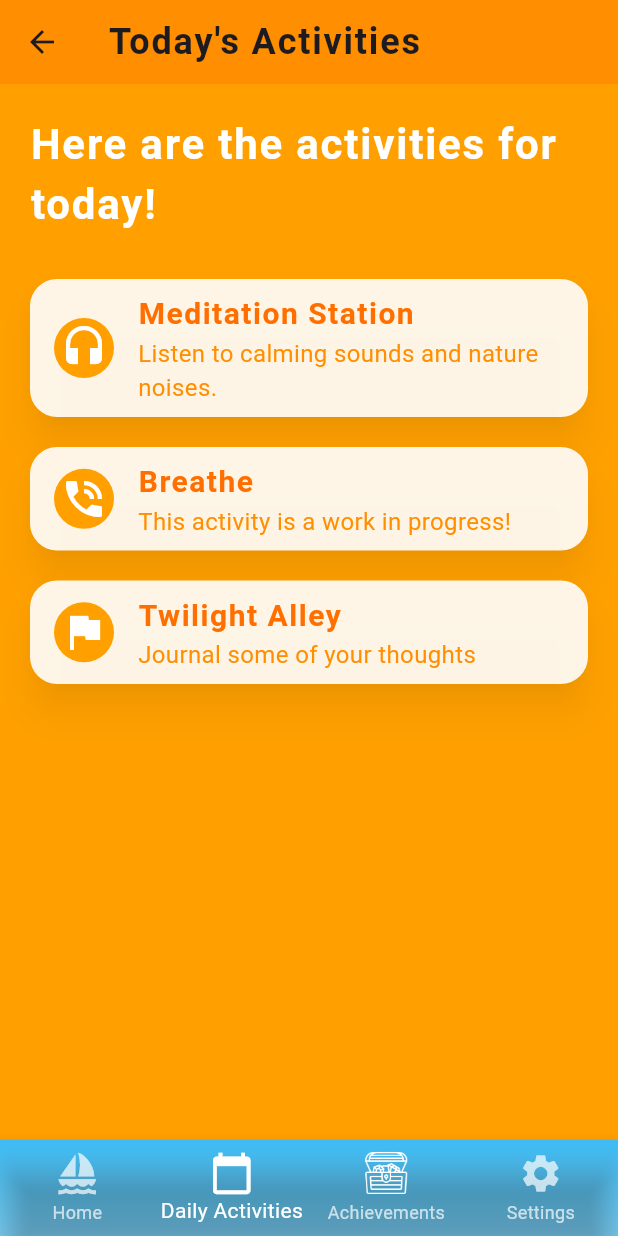
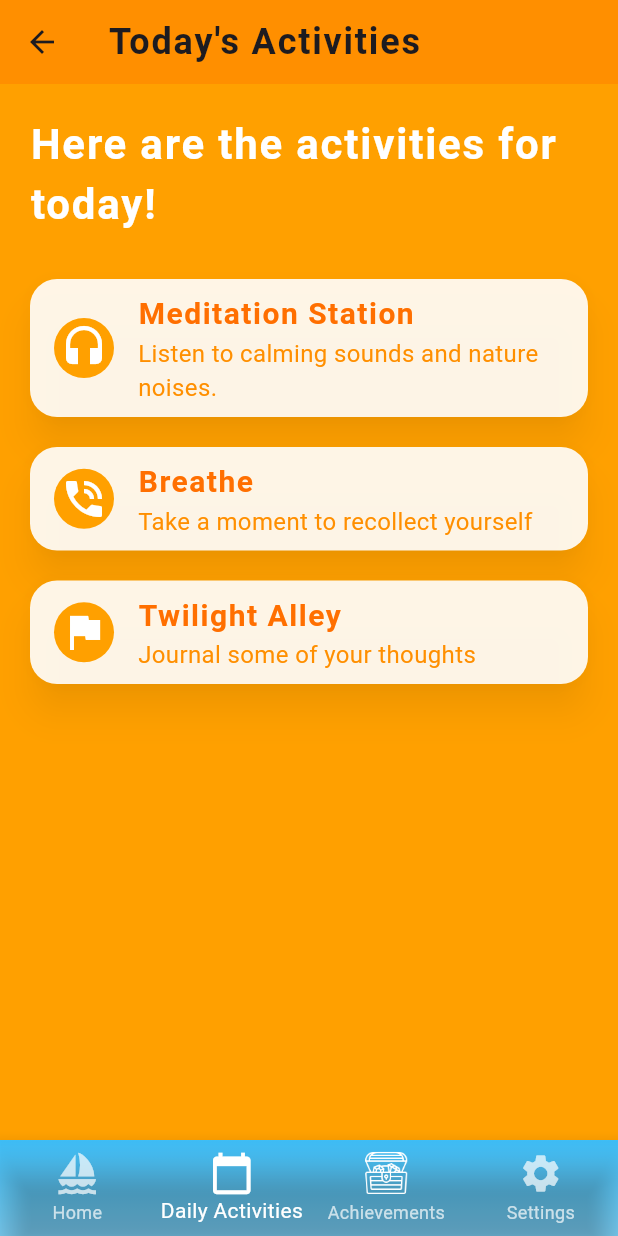
Before and after one commit to Kenneth-W-Chen/mindfulness-app, a Flutter app: the screen it shows after launch, item 2 of the bottom bar chosen, on a phone screen of 412 x 824 dp. Run offline on Flutter 3.47's test engine with Material 3 defaults, Android fonts, the phone set to English and light mode, and no system bars; our stand-ins replace audioplayers, sqflite; accounts and stored records are empty.

Commit message:
Integrate into daily activities screen

```diff
--- a/lib/breathing_activity.dart
+++ b/lib/breathing_activity.dart
@@ -156,7 +156,7 @@ class _BreathingActivityState extends State<BreathingActivity>
             const SizedBox(height: 40),
             ElevatedButton(
               onPressed: () {
-                Navigator.pop(context);
+                Navigator.pop(context, true);
               },
               style: ElevatedButton.styleFrom(
                 backgroundColor: const Color(0xFFFFF8DC), // Sandy color
--- a/lib/screens/todays_activities.dart
+++ b/lib/screens/todays_activities.dart
@@ -4,6 +4,7 @@ import 'package:flutter/material.dart';
 import '../storage.dart';
 import 'activities/meditation_station.dart';
 import 'activities/twilight_alley_intro.dart';
+import 'package:calm_quest/breathing_activity.dart';
 
 class TodaysActivitiesScreen extends StatefulWidget {
   const TodaysActivitiesScreen({super.key});
@@ -19,7 +20,7 @@ class _TodaysActivitiesScreenState extends State<TodaysActivitiesScreen> {
       activityNameToFunction = const {
     ActivityName.meditation_station: MeditationStation.new,
     ActivityName.twilight_alley: TwilightAlleyIntro.new,
-    ActivityName.breathe: MeditationStation.new
+    ActivityName.breathe: BreathingActivity.new
   };
 
   static const Map<ActivityName, IconData> activityNameIcons = const {
@@ -32,7 +33,7 @@ class _TodaysActivitiesScreenState extends State<TodaysActivitiesScreen> {
     ActivityName.meditation_station:
         'Listen to calming sounds and nature noises.',
     ActivityName.twilight_alley: 'Journal some of your thoughts',
-    ActivityName.breathe: 'This activity is a work in progress!'
+    ActivityName.breathe: 'Take a moment to recollect yourself'
   };
 
   List<Map<String, Object>> activities = [];
```
